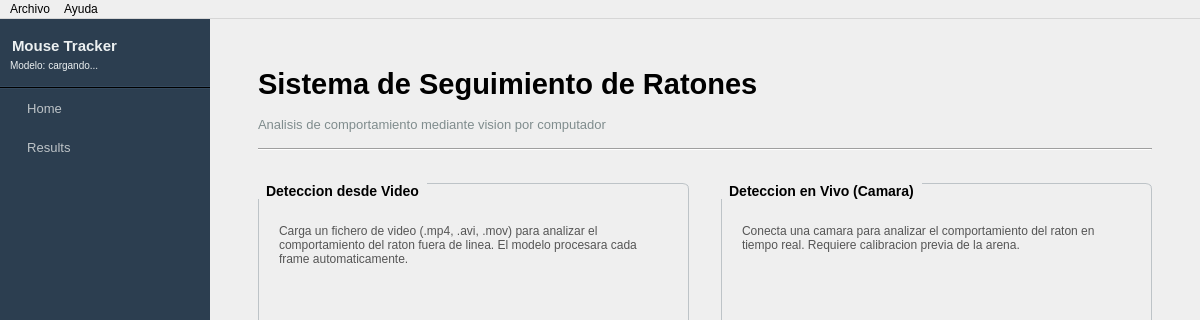
Above: gui/main_window.ui from S4H0ST/Computer-Vision-Mice-Tracking before the change; both pictures show x 0 to 1200 and y 0 to 320 of the 1200 by 847 pixel window. Below: the same form after it.
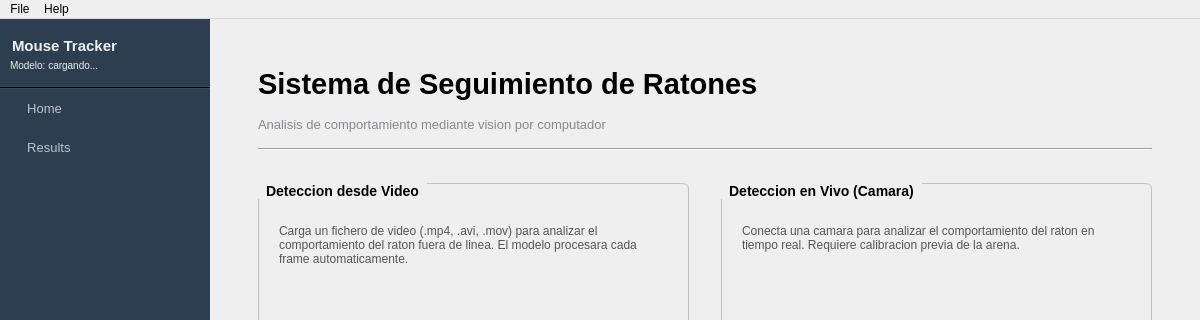
That is the form after the change.

Commit message:
feat: rename menu to File/Help and add user guide dialog
Menus translated to English (File, Help). Help menu now has a User
Guide (F1) with Navigation and FAQ tabs, standard OS icons on all
actions, and a proper About dialog.

The edit to the form file:
```diff
--- a/gui/main_window.ui
+++ b/gui/main_window.ui
@@ -1802,22 +1802,22 @@
      <height>21</height>
     </rect>
    </property>
-   <widget class="QMenu" name="menuArchivo">
+   <widget class="QMenu" name="menuFile">
     <property name="title">
-     <string>Archivo</string>
+     <string>File</string>
     </property>
     <addaction name="action_nueva_deteccion"/>
     <addaction name="separator"/>
     <addaction name="action_salir"/>
    </widget>
-   <widget class="QMenu" name="menuAyuda">
+   <widget class="QMenu" name="menuHelp">
     <property name="title">
-     <string>Ayuda</string>
+     <string>Help</string>
     </property>
     <addaction name="action_acerca_de"/>
    </widget>
-   <addaction name="menuArchivo"/>
-   <addaction name="menuAyuda"/>
+   <addaction name="menuFile"/>
+   <addaction name="menuHelp"/>
   </widget>
   <widget class="QStatusBar" name="statusbar"/>
 
```
Left out of the diff: 16 changed lines with no effect on the pictures. The commit also changes 1 other file.
